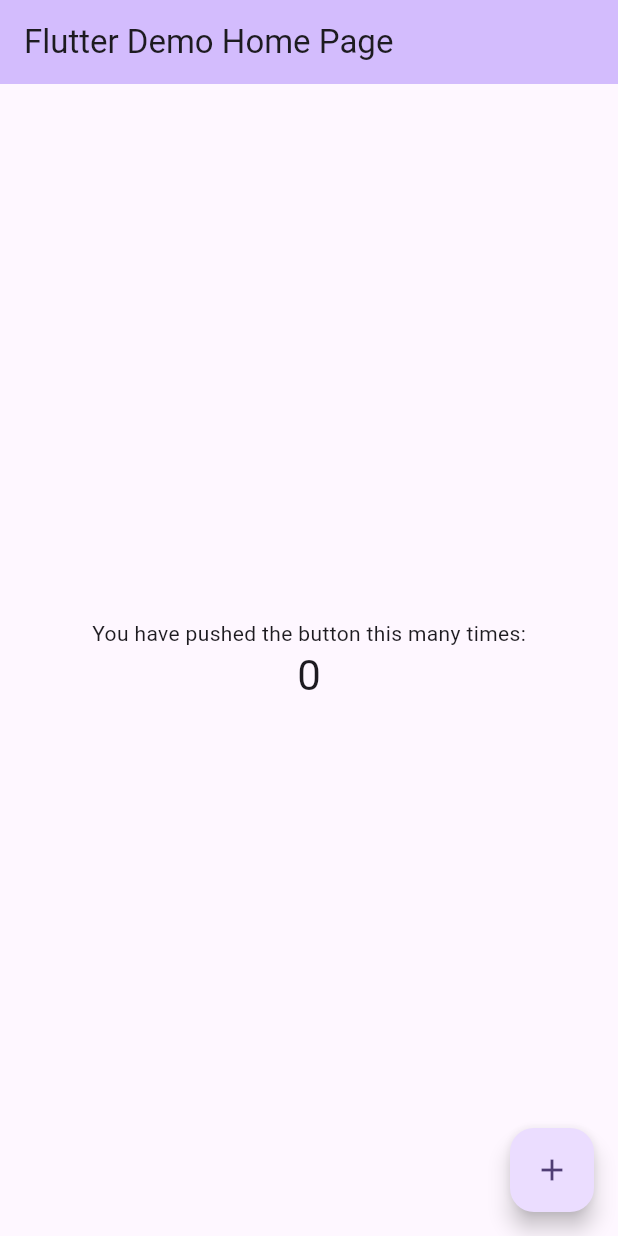
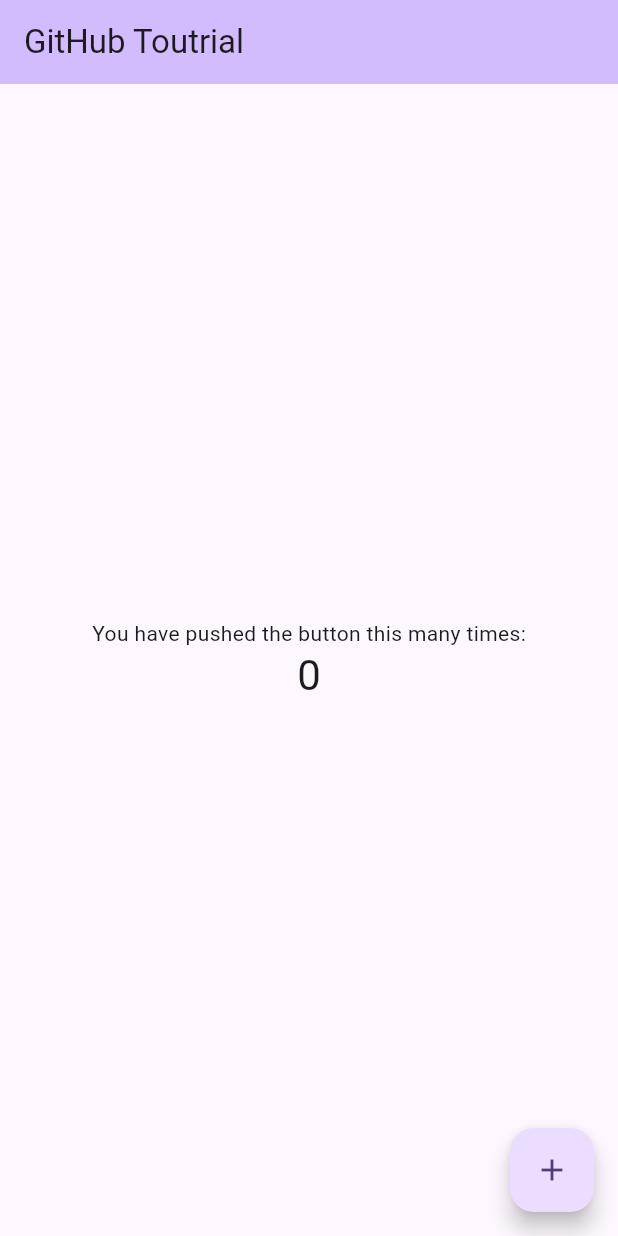
Before and after one commit to huzaifaAhmad9/GitHub_Demo, a Flutter app: the screen it shows after launch, on a phone screen of 412 x 824 dp. Run offline on Flutter 3.47's test engine with Material 3 defaults, Android fonts, the phone set to English and light mode, and no system bars.

Commit message:
commit from github

```diff
--- a/lib/main.dart
+++ b/lib/main.dart
@@ -31,7 +31,7 @@ class MyApp extends StatelessWidget {
         colorScheme: ColorScheme.fromSeed(seedColor: Colors.deepPurple),
         useMaterial3: true,
       ),
-      home: const MyHomePage(title: 'Flutter Demo Home Page'),
+      home: const MyHomePage(title: 'GitHub Toutrial'),
     );
   }
 }
```
